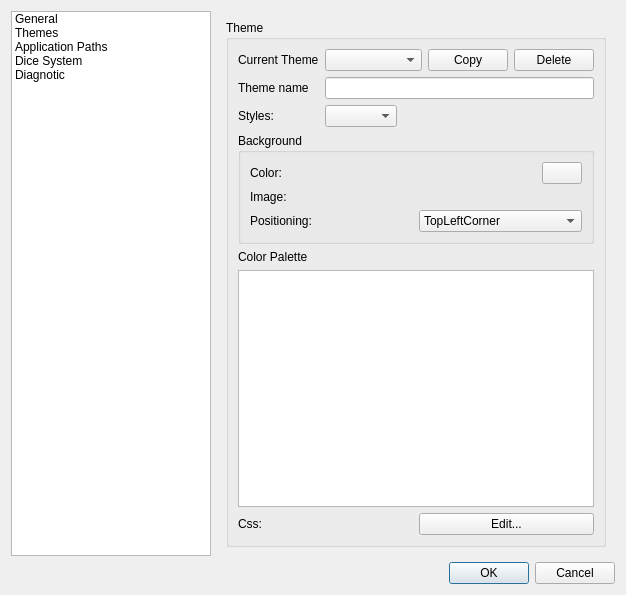
Rolisteam/rolisteam, file src/preferences/preferencesdialogbox.ui: the form before one commit.
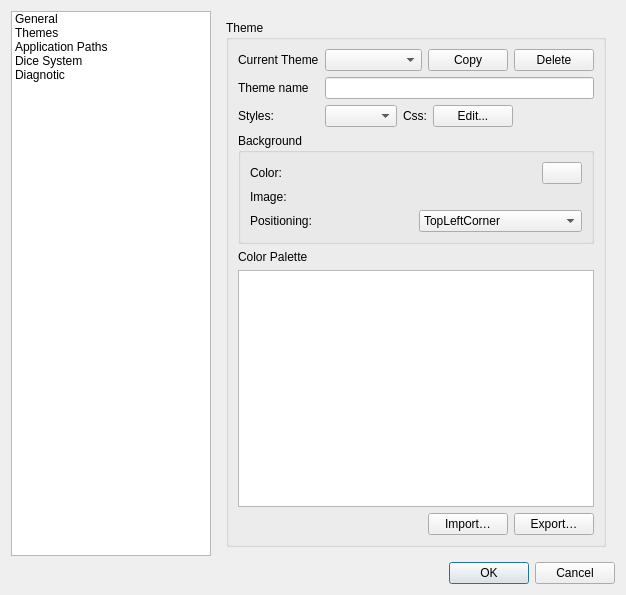
The form after the commit. Custom widgets are drawn as their Qt base class.

Commit message: -editColor and css. -save/restore theme. -palettemodel can set color.

```diff
--- a/src/preferences/preferencesdialogbox.ui
+++ b/src/preferences/preferencesdialogbox.ui
@@ -258,7 +258,21 @@
                    <widget class="QComboBox" name="m_styleCombo"/>
                   </item>
                   <item>
-                   <spacer name="horizontalSpacer_4">
+                   <widget class="QLabel" name="label_38">
+                    <property name="text">
+                     <string>Css:</string>
+                    </property>
+                   </widget>
+                  </item>
+                  <item>
+                   <widget class="QPushButton" name="m_cssEdit">
+                    <property name="text">
+                     <string>Edit...</string>
+                    </property>
+                   </widget>
+                  </item>
+                  <item>
+                   <spacer name="horizontalSpacer_2">
                     <property name="orientation">
                      <enum>Qt::Horizontal</enum>
                     </property>
@@ -393,16 +407,29 @@
             <item>
              <layout class="QHBoxLayout" name="horizontalLayout_27">
               <item>
-               <widget class="QLabel" name="label_38">
-                <property name="text">
-                 <string>Css:</string>
+               <spacer name="horizontalSpacer_4">
+                <property name="orientation">
+                 <enum>Qt::Horizontal</enum>
                 </property>
-               </widget>
+                <property name="sizeHint" stdset="0">
+                 <size>
+                  <width>168</width>
+                  <height>20</height>
+                 </size>
+                </property>
+               </spacer>
               </item>
               <item>
                <widget class="QPushButton" name="pushButton_2">
                 <property name="text">
-                 <string>Edit...</string>
+                 <string>Import…</string>
+                </property>
+               </widget>
+              </item>
+              <item>
+               <widget class="QPushButton" name="pushButton">
+                <property name="text">
+                 <string>Export…</string>
                 </property>
                </widget>
               </item>
```
Left out of the diff: 4 changed lines with no effect on the pictures. The commit also changes 4 other files.
